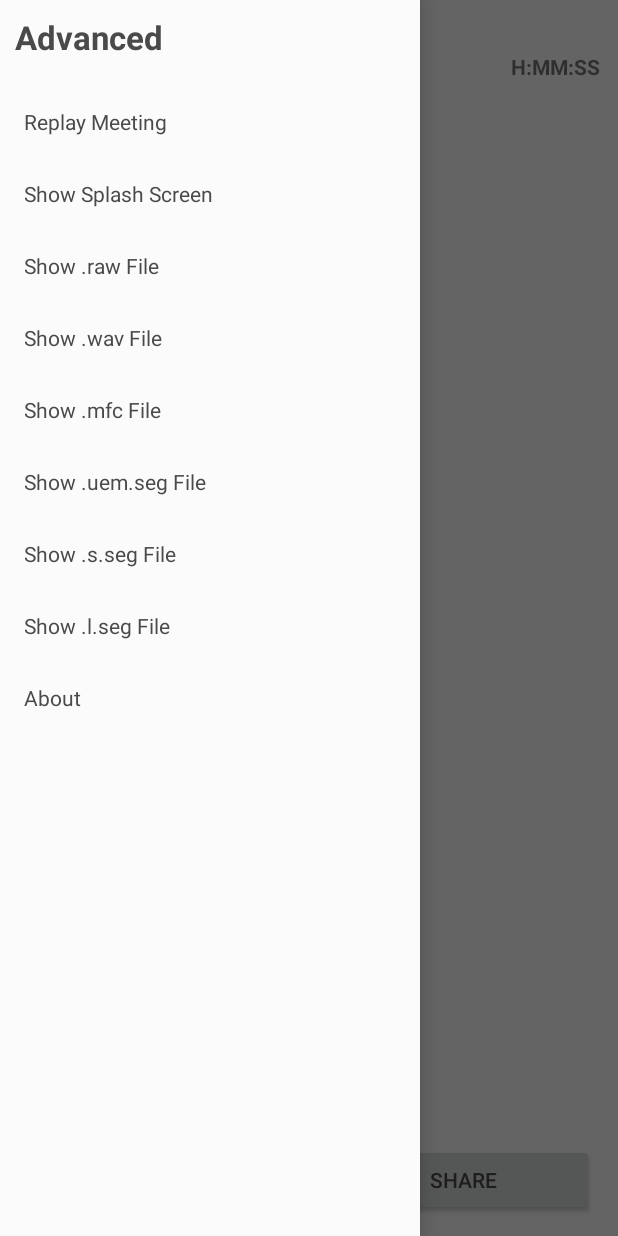
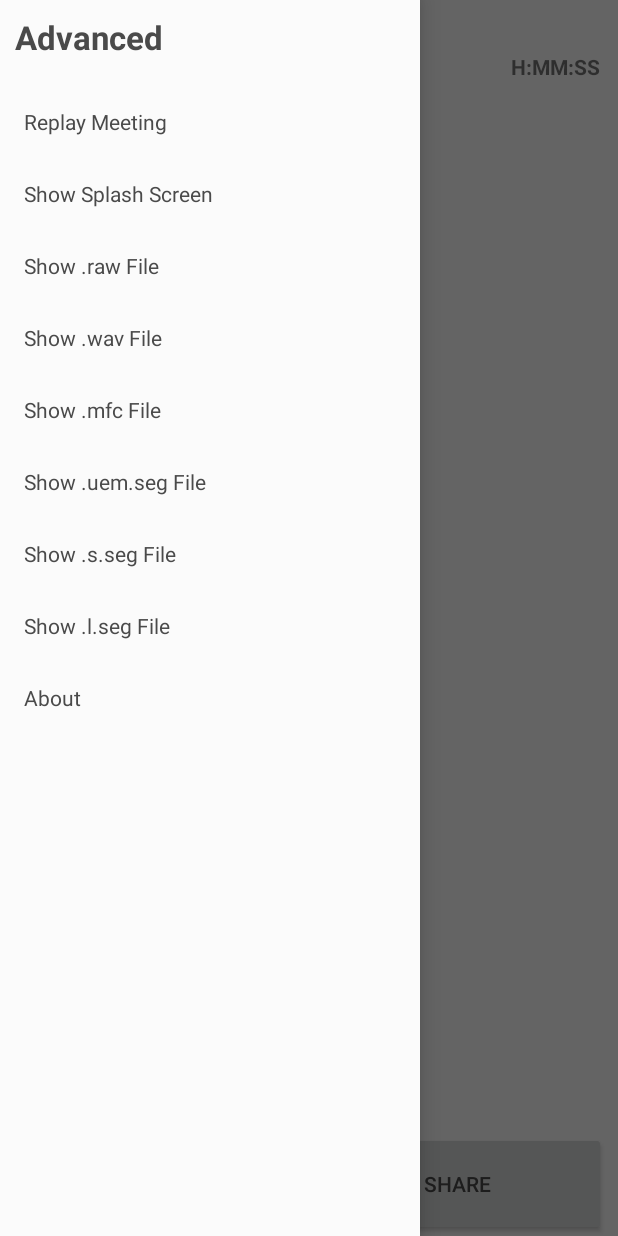
Before and after one commit to NoelC15/ConvMod, an Android app: the SummaryActivity screen opened directly, with no data from a screen before it, with the side drawer open, on a phone screen of 412 x 824 dp. Run offline under Robolectric (Android 15) with nearby library versions, the light colour scheme and no system bars.

Commit message:
button fix

```diff
--- a/app/src/main/res/layout/activity_summary.xml
+++ b/app/src/main/res/layout/activity_summary.xml
@@ -243,50 +243,30 @@
             android:layout_marginRight="8dp"
             app:layout_constraintBottom_toBottomOf="parent"
             app:layout_constraintRight_toRightOf="parent"
-            app:layout_constraintHorizontal_bias="0.0"
             android:layout_marginStart="8dp"
             android:layout_marginEnd="8dp"
+            android:columnCount="2"
             android:id="@+id/button_gridlayout">
 
             <Button
                 android:id="@+id/button_new_meeting"
-                android:layout_width="wrap_content"
+                android:layout_width="0dp"
                 android:layout_height="wrap_content"
+                android:layout_gravity="fill_vertical|fill_horizontal"
                 android:layout_columnWeight="1"
-                android:layout_marginBottom="8dp"
-                android:layout_marginEnd="8dp"
-                android:layout_marginLeft="8dp"
-                android:layout_marginRight="8dp"
-                android:layout_marginStart="8dp"
-                android:layout_marginTop="8dp"
                 android:onClick="newMeeting"
-                android:text="@string/button_new_meeting"
-                app:layout_constraintBottom_toBottomOf="parent"
-                app:layout_constraintHorizontal_bias="0.176"
-                app:layout_constraintLeft_toLeftOf="parent"
-                app:layout_constraintRight_toRightOf="parent"
-                app:layout_constraintTop_toTopOf="parent"
-                app:layout_constraintVertical_bias="0.838" />
+                android:text="@string/button_new_meeting" />
+
 
             <Button
                 android:id="@+id/button_share"
-                android:layout_width="104dp"
-                android:layout_height="48dp"
+                android:layout_width="0dp"
+                android:layout_height="wrap_content"
                 android:layout_columnWeight="1"
-                android:layout_marginBottom="8dp"
-                android:layout_marginEnd="8dp"
-                android:layout_marginLeft="8dp"
-                android:layout_marginRight="8dp"
-                android:layout_marginStart="8dp"
-                android:layout_marginTop="8dp"
+
+               android:layout_gravity="fill_vertical|fill_horizontal"
                 android:onClick="share"
-                android:text="@string/button_share"
-                app:layout_constraintBottom_toBottomOf="parent"
-                app:layout_constraintHorizontal_bias="0.825"
-                app:layout_constraintLeft_toLeftOf="parent"
-                app:layout_constraintRight_toRightOf="parent"
-                app:layout_constraintTop_toTopOf="parent"
-                app:layout_constraintVertical_bias="0.844" />
+                android:text="@string/button_share"/>
         </GridLayout>
 
         <android.support.constraint.ConstraintLayout
```
